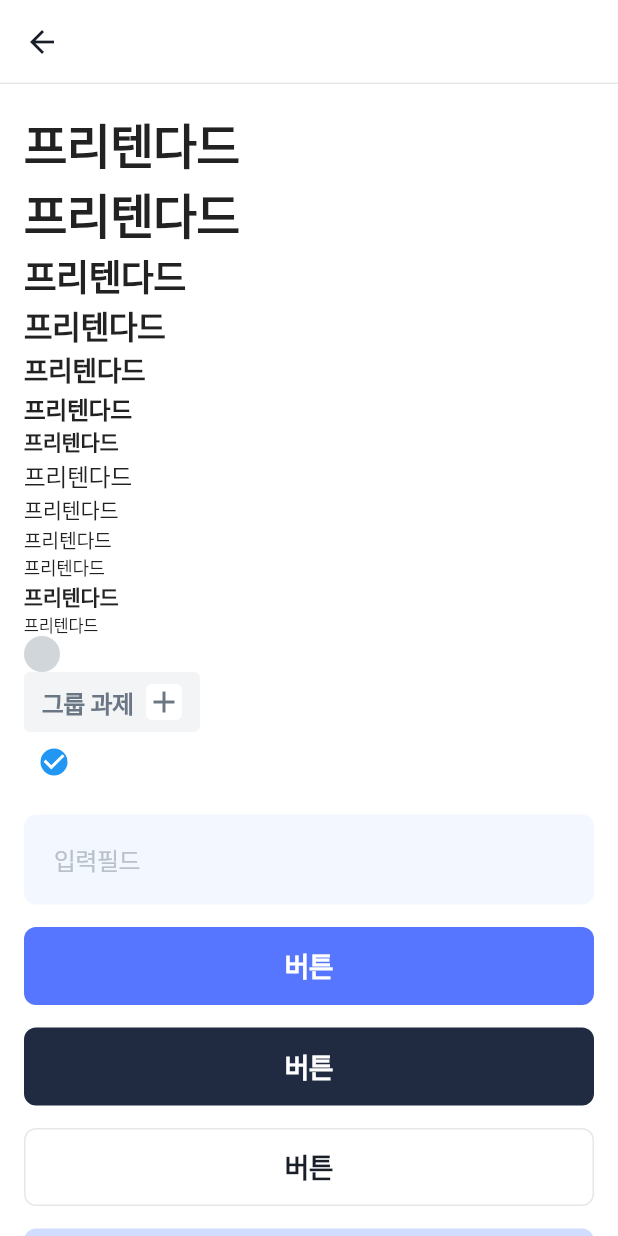
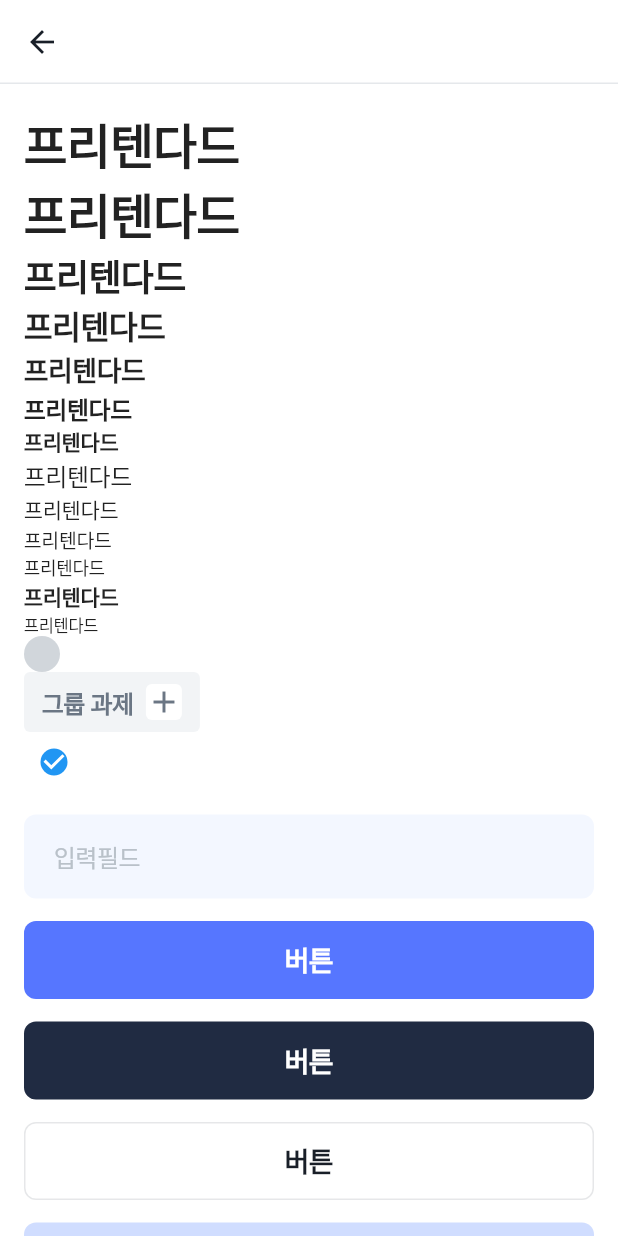
Before and after one commit to rbgus2002/cactusdy, a Flutter app: the DesignTestRoute screen opened directly, on a phone screen of 412 x 824 dp. Run offline on Flutter 3.47's test engine with Material 2 defaults, Android fonts, the phone set to English and light mode, and no system bars; our stand-ins replace cached_network_image, device_info_plus, firebase_core, firebase_messaging, flutter_colorpicker, flutter_local_notifications and 3 more; accounts and stored records are empty; generated files the repository leaves out were written again; Roboto replaces fonts that are missing (Pretendard).

Commit message:
[F] design: 디자인 factor 수정

```diff
--- a/frontend/lib/themes/design.dart
+++ b/frontend/lib/themes/design.dart
@@ -14,16 +14,23 @@ class Design {
   static const EdgeInsets edge20 = EdgeInsets.all(20.0);
   static const EdgeInsets edgePadding = edge20;
 
-  static const SizedBox padding4 = SizedBox(height: 4, width: 4,);
+  // real size = padding / 4
+  static const SizedBox padding4 = SizedBox(height: 4, width: 4, );
   static const SizedBox padding8 = SizedBox(height: 8, width: 8,);
   static const SizedBox padding12 = SizedBox(height: 12, width: 12,);
   static const SizedBox padding16 = SizedBox(height: 16, width: 16,);
   static const SizedBox padding20 = SizedBox(height: 20, width: 20,);
+  static const SizedBox padding28 = SizedBox(height: 28, width: 28,);
+  static const SizedBox padding48 = SizedBox(height: 48, width: 48,);
+
+  static SizedBox padding(double size) {
+    return SizedBox(height: size, width: size);
+  }
 
   static const double _buttonTargetHeight = 52;
 
   static const EdgeInsets buttonPadding     = EdgeInsets.symmetric(vertical: 10, horizontal: 20);
-  static const EdgeInsets textFieldPadding  = EdgeInsets.symmetric(vertical: 18, horizontal: 20);
+  static const EdgeInsets textFieldPadding  = EdgeInsets.symmetric(vertical: 16, horizontal: 20);
   // textFieldPadding.vertical = (_buttonTargetHeight - body1.fontHeight:20) / 2);
 
   static const double buttonContentHeight = 32; //_buttonTargetHeight - buttonPadding.vertical * 2;
```
